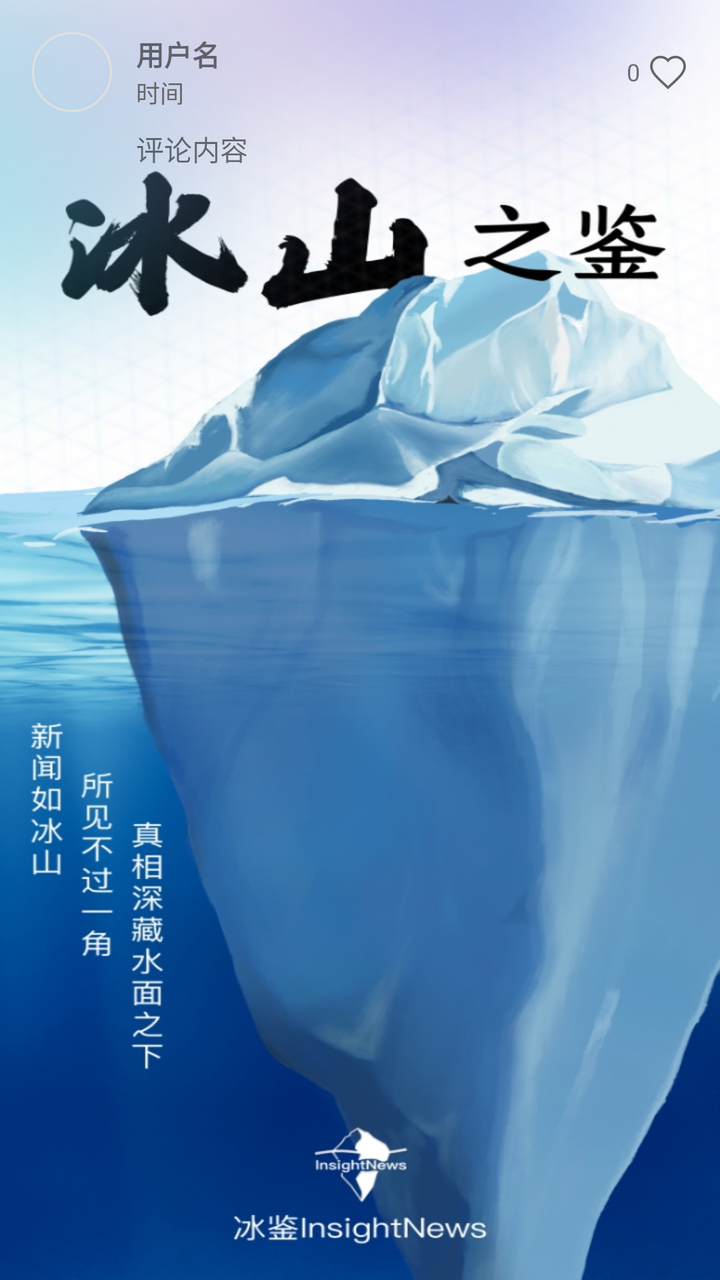
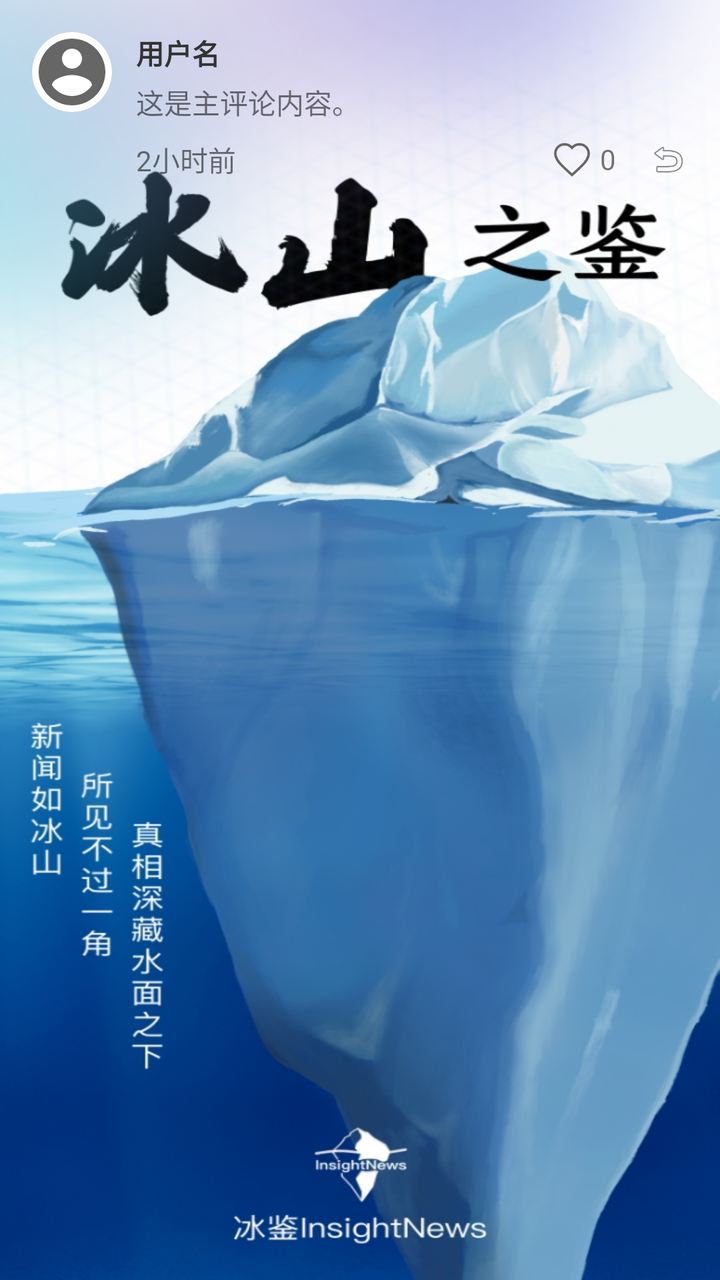

Before-and-after screenshots of an Android layout around one commit, followed by the original layout XML and the change that was made.
<!-- AndroidManifest.xml: application theme Theme.InsightNewsAndroid -->
<!-- res/layout/item_comment.xml -->
<?xml version="1.0" encoding="utf-8"?>

<LinearLayout xmlns:android="http://schemas.android.com/apk/res/android"
    android:layout_width="match_parent"
    android:layout_height="wrap_content"
    android:orientation="vertical"
    android:padding="16dp"
    android:background="?attr/selectableItemBackground">

    <LinearLayout
        android:layout_width="match_parent"
        android:layout_height="wrap_content"
        android:orientation="horizontal"
        android:gravity="center_vertical">

        
        <ImageView
            android:id="@+id/iv_avatar"
            android:layout_width="40dp"
            android:layout_height="40dp"
            android:scaleType="centerCrop"
            android:background="@drawable/circle_border"
            android:layout_marginEnd="12dp" />

        
        <LinearLayout
            android:layout_width="0dp"
            android:layout_height="wrap_content"
            android:layout_weight="1"
            android:orientation="vertical">

            <TextView
                android:id="@+id/tv_username"
                android:layout_width="wrap_content"
                android:layout_height="wrap_content"
                android:text="用户名"
                android:textSize="14sp"
                android:textStyle="bold" />

            <TextView
                android:id="@+id/tv_time"
                android:layout_width="wrap_content"
                android:layout_height="wrap_content"
                android:text="时间"
                android:textSize="12sp"
                android:textColor="@color/gray" />

        </LinearLayout>

        
        <LinearLayout
            android:layout_width="wrap_content"
            android:layout_height="wrap_content"
            android:orientation="horizontal"
            android:gravity="center_vertical">

            <TextView
                android:id="@+id/tv_like_count"
                android:layout_width="wrap_content"
                android:layout_height="wrap_content"
                android:text="0"
                android:textSize="12sp"
                android:layout_marginEnd="4dp" />

            <ImageView
                android:id="@+id/iv_like"
                android:layout_width="20dp"
                android:layout_height="20dp"
                android:src="@drawable/ic_like_unselected"
                android:contentDescription="点赞" />

        </LinearLayout>

    </LinearLayout>

    
    <TextView
        android:id="@+id/tv_content"
        android:layout_width="match_parent"
        android:layout_height="wrap_content"
        android:text="评论内容"
        android:textSize="14sp"
        android:lineSpacingExtra="4dp"
        android:layout_marginStart="52dp"
        android:layout_marginTop="8dp" />

</LinearLayout>
<!-- resources referenced by this layout -->
<resources>
  <color name="gray">#666666</color>
  <!-- drawable circle_border (drawable) -->
  <?xml version="1.0" encoding="utf-8"?>
  
  <shape xmlns:android="http://schemas.android.com/apk/res/android"
      android:shape="oval">
      <solid android:color="@android:color/transparent" />
      <stroke
          android:width="1dp"
          android:color="@color/gray_border" />
  </shape>
  <!-- drawable ic_like_unselected (drawable) -->
  <vector xmlns:android="http://schemas.android.com/apk/res/android"
      android:width="24dp"
      android:height="24dp"
      android:viewportWidth="24"
      android:viewportHeight="24"
      android:tint="@color/gray">
      <path
          android:fillColor="@android:color/transparent"
          android:strokeColor="@color/gray"
          android:strokeWidth="1.5"
          android:pathData="M12,21.35l-1.45,-1.32C5.4,15.36 2,12.28 2,8.5 2,5.42 4.42,3 7.5,3c1.74,0 3.41,0.81 4.5,2.09C13.09,3.81 14.76,3 16.5,3 19.58,3 22,5.42 22,8.5c0,3.78 -3.4,6.86 -8.55,11.54L12,21.35z"/>
  </vector>
  <style name="Theme.InsightNewsAndroid" parent="Theme.MaterialComponents.DayNight.DarkActionBar">
          
          <item name="colorPrimary">@color/blue_600</item>
          <item name="colorPrimaryVariant">@color/blue_700</item>
          <item name="colorOnPrimary">@color/white</item>
  
          
          <item name="colorSecondary">@color/blue_300</item>
          <item name="colorSecondaryVariant">@color/blue_400</item>
          <item name="colorOnSecondary">@color/black</item>
  
          
          <item name="android:statusBarColor">?attr/colorPrimaryVariant</item>
  
          
          <item name="android:windowBackground">@drawable/bg_loading</item>
      </style>
  <color name="gray_border">#E0E0E0</color>
  <color name="blue_600">#1E88E5</color>
  <color name="blue_700">#1976D2</color>
  <color name="white">#FFFFFF</color>
  <color name="blue_300">#64B5F6</color>
  <color name="blue_400">#42A5F5</color>
  <color name="black">#000000</color>
  <!-- drawable bg_loading: jpg bitmap (drawable, 309895 bytes) -->
</resources>

<!-- the commit's change to res/layout/item_comment.xml (unified diff, before → after) -->
@@ -1,87 +1,121 @@
 <?xml version="1.0" encoding="utf-8"?>
-
 <LinearLayout xmlns:android="http://schemas.android.com/apk/res/android"
+    xmlns:app="http://schemas.android.com/apk/res-auto"
     android:layout_width="match_parent"
     android:layout_height="wrap_content"
     android:orientation="vertical"
-    android:padding="16dp"
-    android:background="?attr/selectableItemBackground">
+    android:padding="16dp">
 
+    
     <LinearLayout
         android:layout_width="match_parent"
         android:layout_height="wrap_content"
-        android:orientation="horizontal"
-        android:gravity="center_vertical">
+        android:orientation="horizontal">
 
-        
-        <ImageView
-            android:id="@+id/iv_avatar"
+        <androidx.cardview.widget.CardView
             android:layout_width="40dp"
             android:layout_height="40dp"
-            android:scaleType="centerCrop"
-            android:background="@drawable/circle_border"
-            android:layout_marginEnd="12dp" />
+            app:cardCornerRadius="20dp"
+            app:cardElevation="0dp">
 
-        
+            <ImageView
+                android:id="@+id/iv_user_avatar"
+                android:layout_width="match_parent"
+                android:layout_height="match_parent"
+                android:scaleType="centerCrop"
+                android:src="@drawable/ic_default_avatar"/>
+
+        </androidx.cardview.widget.CardView>
+
         <LinearLayout
             android:layout_width="0dp"
             android:layout_height="wrap_content"
             android:layout_weight="1"
-            android:orientation="vertical">
+            android:orientation="vertical"
+            android:layout_marginStart="12dp">
 
             <TextView
                 android:id="@+id/tv_username"
                 android:layout_width="wrap_content"
                 android:layout_height="wrap_content"
                 android:text="用户名"
-                android:textSize="14sp"
+                android:textColor="@color/text_primary"
                 android:textStyle="bold" />
 
             <TextView
-                android:id="@+id/tv_time"
-                android:layout_width="wrap_content"
+                android:id="@+id/tv_comment_content"
+                android:layout_width="match_parent"
                 android:layout_height="wrap_content"
-                android:text="时间"
-                android:textSize="12sp"
-                android:textColor="@color/gray" />
+                android:layout_marginTop="4dp"
+                android:text="这是主评论内容。" />
 
+            <LinearLayout
+                android:layout_width="match_parent"
+                android:layout_height="wrap_content"
+                android:layout_marginTop="8dp"
+                android:gravity="center_vertical">
+
+                <TextView
+                    android:id="@+id/tv_timestamp"
+                    android:layout_width="wrap_content"
+                    android:layout_height="wrap_content"
+                    android:text="2小时前" />
+
+                <Space
+                    android:layout_width="0dp"
+                    android:layout_height="0dp"
+                    android:layout_weight="1" />
+
+                
+                <ImageView
+                    android:id="@+id/iv_delete_comment"
+                    android:layout_width="20dp"
+                    android:layout_height="20dp"
+                    android:src="@drawable/ic_delete"
+                    android:visibility="gone" 
+                    android:layout_marginEnd="16dp"/>
+
+                <ImageView
+                    android:id="@+id/iv_like"
+                    android:layout_width="20dp"
+                    android:layout_height="20dp"
+                    android:src="@drawable/ic_like_selector" />
+
+                <TextView
+                    android:id="@+id/tv_like_count"
+                    android:layout_width="wrap_content"
+                    android:layout_height="wrap_content"
+                    android:layout_marginStart="4dp"
+                    android:text="0" />
+
+                <ImageView
+                    android:id="@+id/iv_reply"
+                    android:layout_width="20dp"
+                    android:layout_height="20dp"
+                    android:layout_marginStart="16dp"
+                    android:src="@android:drawable/ic_menu_revert" />
+            </LinearLayout>
         </LinearLayout>
-
-        
-        <LinearLayout
-            android:layout_width="wrap_content"
-            android:layout_height="wrap_content"
-            android:orientation="horizontal"
-            android:gravity="center_vertical">
-
-            <TextView
-                android:id="@+id/tv_like_count"
-                android:layout_width="wrap_content"
-                android:layout_height="wrap_content"
-                android:text="0"
-                android:textSize="12sp"
-                android:layout_marginEnd="4dp" />
-
-            <ImageView
-                android:id="@+id/iv_like"
-                android:layout_width="20dp"
-                android:layout_height="20dp"
-                android:src="@drawable/ic_like_unselected"
-                android:contentDescription="点赞" />
-
-        </LinearLayout>
-
     </LinearLayout>
 
     
-    <TextView
-        android:id="@+id/tv_content"
+    <LinearLayout
+        android:id="@+id/sub_comments_container"
         android:layout_width="match_parent"
         android:layout_height="wrap_content"
-        android:text="评论内容"
-        android:textSize="14sp"
-        android:lineSpacingExtra="4dp"
+        android:orientation="vertical"
+        android:layout_marginStart="52dp" 
+        android:layout_marginTop="8dp"/>
+
+    <TextView
+        android:id="@+id/tv_expand_replies"
+        android:layout_width="wrap_content"
+        android:layout_height="wrap_content"
         android:layout_marginStart="52dp"
-        android:layout_marginTop="8dp" />
+        android:layout_marginTop="4dp"
+        android:text="查看更多回复"
+        android:textColor="@color/text_secondary"
+        android:textSize="12sp"
+        android:visibility="gone"/>
 
 </LinearLayout>
<!-- resource entries referenced after the edit -->
@@ -1,16 +1,47 @@
 <!-- resources referenced by this layout -->
 <resources>
+  <color name="text_primary">#333333</color>
+  <color name="text_secondary">#666666</color>
+  <!-- drawable ic_default_avatar (drawable) -->
+  <vector xmlns:android="http://schemas.android.com/apk/res/android"
+      android:width="24dp"
+      android:height="24dp"
+      android:viewportWidth="24"
+      android:viewportHeight="24">
+      <path
+          android:fillColor="@color/gray"
+          android:pathData="M12,2C6.48,2 2,6.48 2,12s4.48,10 10,10 10,-4.48 10,-10S17.52,2 12,2zM12,5c1.66,0 3,1.34 3,3s-1.34,3 -3,3 -3,-1.34 -3,-3 1.34,-3 3,-3zM12,19.2c-2.5,0 -4.71,-1.28 -6,-3.22 0.03,-1.99 4,-3.08 6,-3.08 1.99,0 5.97,1.09 6,3.08 -1.29,1.94 -3.5,3.22 -6,3.22z"/>
+  </vector>
+  <!-- drawable ic_delete (drawable) -->
+  <vector xmlns:android="http://schemas.android.com/apk/res/android"
+      android:width="24dp"
+      android:height="24dp"
+      android:viewportWidth="24"
+      android:viewportHeight="24">
+      <path
+          android:fillColor="#FF000000"
+          android:pathData="M6,19c0,1.1 0.9,2 2,2h8c1.1,0 2,-0.9 2,-2V7H6v12zM19,4h-3.5l-1,-1h-5l-1,1H5v2h14V4z"/>
+  </vector>
+  <!-- drawable ic_like_selector (drawable) -->
+  <?xml version="1.0" encoding="utf-8"?>
+  <selector xmlns:android="http://schemas.android.com/apk/res/android">
+      <item android:drawable="@drawable/ic_like_selected" android:state_selected="true"/>
+      <item android:drawable="@drawable/ic_like_unselected" android:state_selected="false"/>
+  </selector>
   <color name="gray">#666666</color>
-  <!-- drawable circle_border (drawable) -->
-  <?xml version="1.0" encoding="utf-8"?>
-  
-  <shape xmlns:android="http://schemas.android.com/apk/res/android"
-      android:shape="oval">
-      <solid android:color="@android:color/transparent" />
-      <stroke
-          android:width="1dp"
-          android:color="@color/gray_border" />
-  </shape>
+  <!-- drawable ic_like_selected (drawable) -->
+  <vector xmlns:android="http://schemas.android.com/apk/res/android"
+      android:width="24dp"
+      android:height="24dp"
+      android:viewportWidth="24"
+      android:viewportHeight="24"
+      android:tint="@color/gray">
+      <path
+          android:fillColor="@android:color/transparent"
+          android:strokeColor="@color/gray"
+          android:strokeWidth="1.5"
+          android:pathData="M12,21.35l-1.45,-1.32C5.4,15.36 2,12.28 2,8.5 2,5.42 4.42,3 7.5,3c1.74,0 3.41,0.81 4.5,2.09C13.09,3.81 14.76,3 16.5,3 19.58,3 22,5.42 22,8.5c0,3.78 -3.4,6.86 -8.55,11.54L12,21.35z"/>
+  </vector>
   <!-- drawable ic_like_unselected (drawable) -->
   <vector xmlns:android="http://schemas.android.com/apk/res/android"
       android:width="24dp"
@@ -41,7 +72,6 @@
           
           <item name="android:windowBackground">@drawable/bg_loading</item>
       </style>
-  <color name="gray_border">#E0E0E0</color>
   <color name="blue_600">#1E88E5</color>
   <color name="blue_700">#1976D2</color>
   <color name="white">#FFFFFF</color>
